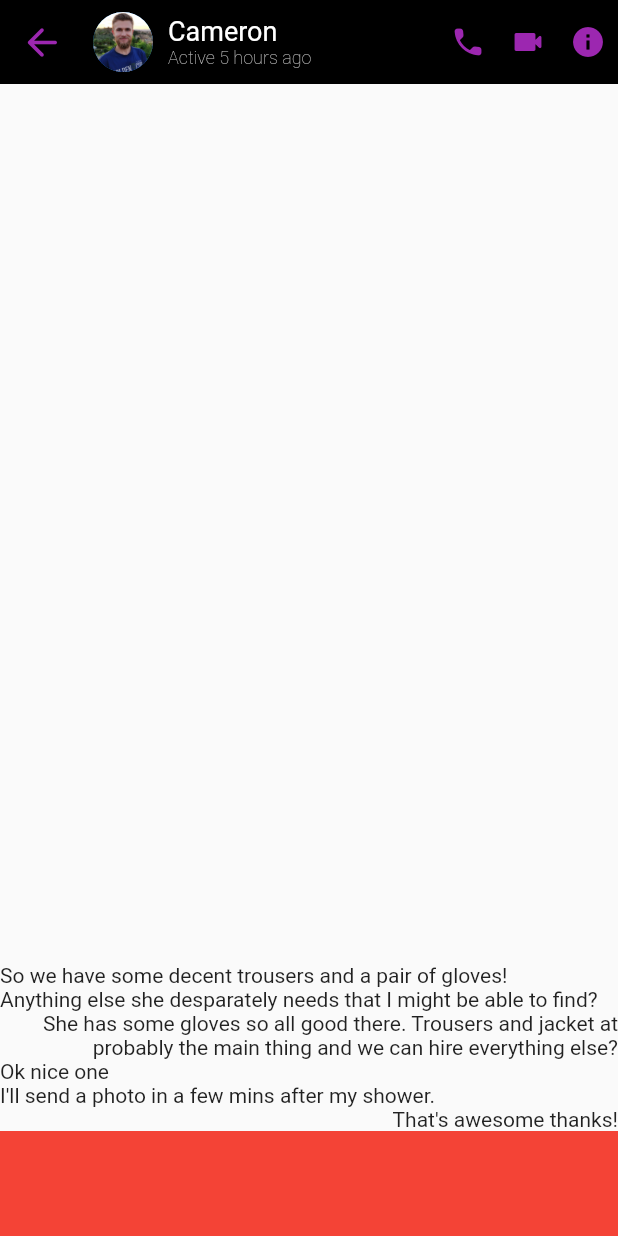
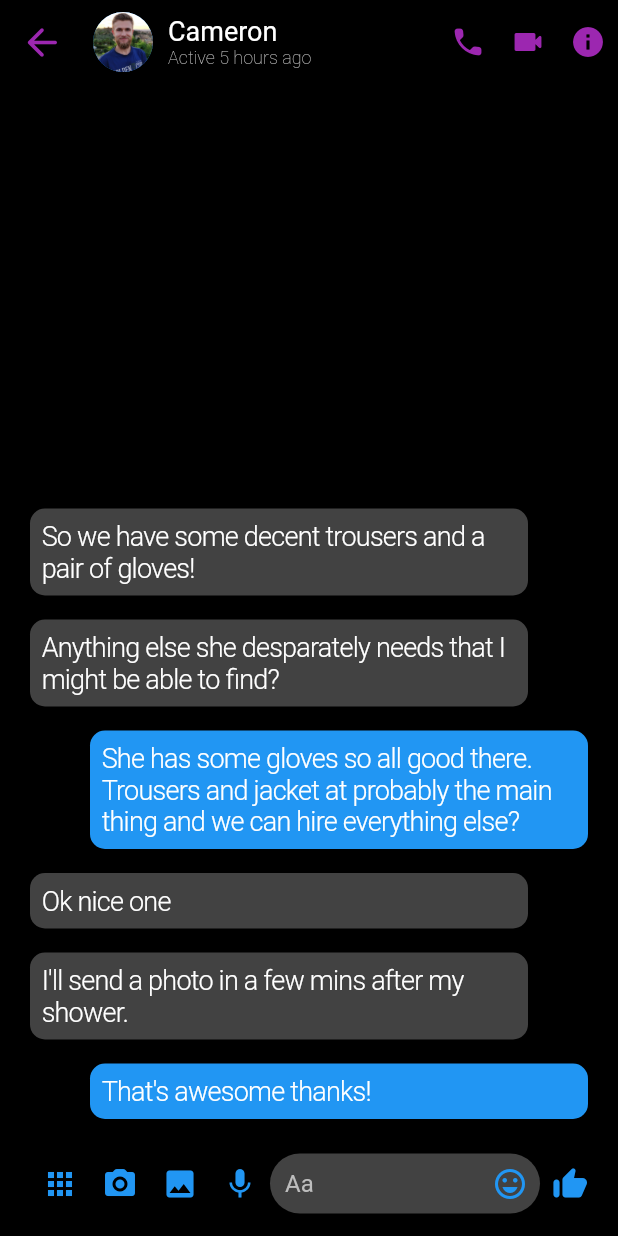
Before and after one commit to alastairrmcneill/messenger_clone, a Flutter app: the screen it shows after launch, after a tap on an icon or button, on a phone screen of 412 x 824 dp. Run offline on Flutter 3.47's test engine with Material 2 defaults, Android fonts, the phone set to English and light mode, and no system bars.

Commit message:
finsihed off conversations

```diff
--- a/lib/screens/messge_screen.dart
+++ b/lib/screens/messge_screen.dart
@@ -94,7 +94,9 @@ class MessageScreen extends StatelessWidget {
           ),
         ],
       ),
-      body: Column(
+      body: Container(
+        color: Colors.black,
+        child: Column(
           children: [
             Expanded(
               child: ListView.builder(
@@ -111,20 +113,118 @@ class MessageScreen extends StatelessWidget {
             _buildMessageComposer(),
           ],
         ),
+      ),
     );
   }
 
   Widget _buildMessage(String text, bool isMe) {
-    return Text(
+    return Container(
+      padding: EdgeInsets.all(8),
+      margin: isMe
+          ? const EdgeInsets.only(
+              left: 60,
+              top: 8,
+              bottom: 8,
+              right: 20,
+            )
+          : const EdgeInsets.only(
+              left: 20,
+              top: 8,
+              bottom: 8,
+              right: 60,
+            ),
+      decoration: BoxDecoration(
+        color: isMe ? Colors.blue : Colors.grey[800],
+        borderRadius: BorderRadius.circular(10),
+      ),
+      child: Text(
         text,
-      textAlign: isMe ? TextAlign.right : TextAlign.left,
+        style: TextStyle(
+          color: Colors.white,
+          fontSize: 18,
+          fontWeight: FontWeight.w300,
+          letterSpacing: -0.5,
+        ),
+      ),
     );
   }
 
   Widget _buildMessageComposer() {
     return Container(
       height: 70,
-      color: Colors.red,
+      padding: EdgeInsets.symmetric(horizontal: 20),
+      child: Row(
+        children: [
+          Padding(
+            padding: const EdgeInsets.all(8.0),
+            child: Icon(
+              Icons.apps,
+              color: Colors.blue,
+            ),
+          ),
+          Padding(
+            padding: const EdgeInsets.all(8.0),
+            child: Icon(
+              Icons.camera_alt_rounded,
+              color: Colors.blue,
+            ),
+          ),
+          Padding(
+            padding: const EdgeInsets.all(8.0),
+            child: Icon(
+              Icons.photo,
+              color: Colors.blue,
+            ),
+          ),
+          Padding(
+            padding: const EdgeInsets.all(8.0),
+            child: Icon(
+              Icons.mic,
+              color: Colors.blue,
+            ),
+          ),
+          Expanded(
+            child: Padding(
+              padding: const EdgeInsets.only(right: 8.0),
+              child: Container(
+                decoration: BoxDecoration(
+                  borderRadius: BorderRadius.all(Radius.circular(20)),
+                  color: Colors.grey[800],
+                ),
+                height: 40,
+                child: Row(
+                  children: [
+                    Expanded(
+                      child: Padding(
+                        padding: const EdgeInsets.symmetric(horizontal: 10),
+                        child: TextField(
+                          textCapitalization: TextCapitalization.sentences,
+                          decoration: InputDecoration.collapsed(
+                              hintText: 'Aa',
+                              hintStyle: TextStyle(
+                                color: Colors.grey[400],
+                              )),
+                        ),
+                      ),
+                    ),
+                    Padding(
+                      padding: const EdgeInsets.all(8.0),
+                      child: Icon(
+                        Icons.emoji_emotions_outlined,
+                        color: Colors.blue,
+                      ),
+                    ),
+                  ],
+                ),
+              ),
+            ),
+          ),
+          Icon(
+            Icons.thumb_up_rounded,
+            color: Colors.blue,
+          ),
+        ],
+      ),
     );
   }
 }
```
Lines whose indentation alone changed are shown as unchanged.
